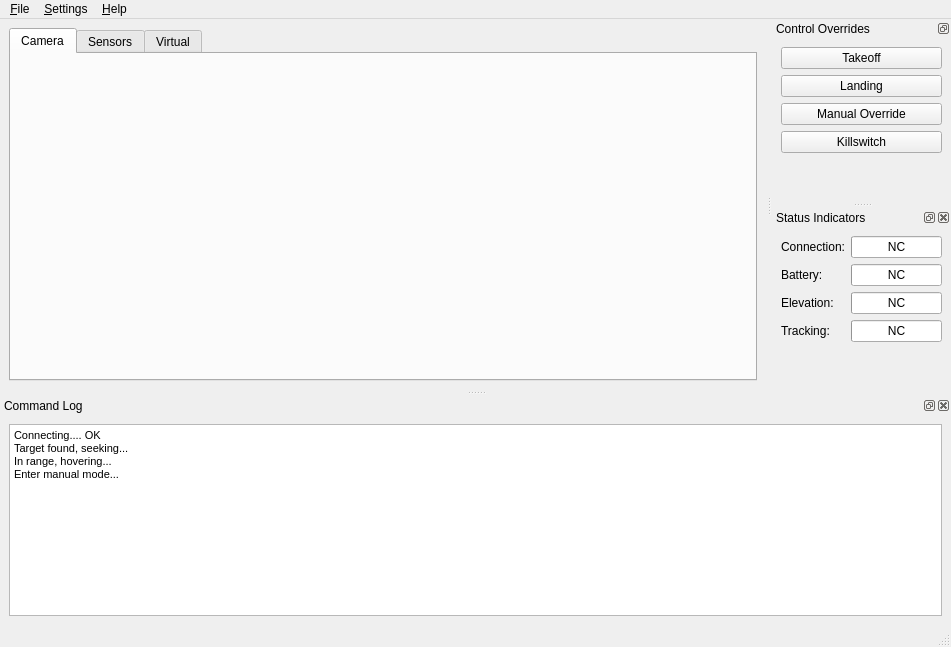
This is heliview/src/ApplicationFrame.ui in gcsmith/ktgt-uav-desktop as Qt 5 draws it before an edit. The edited form follows.
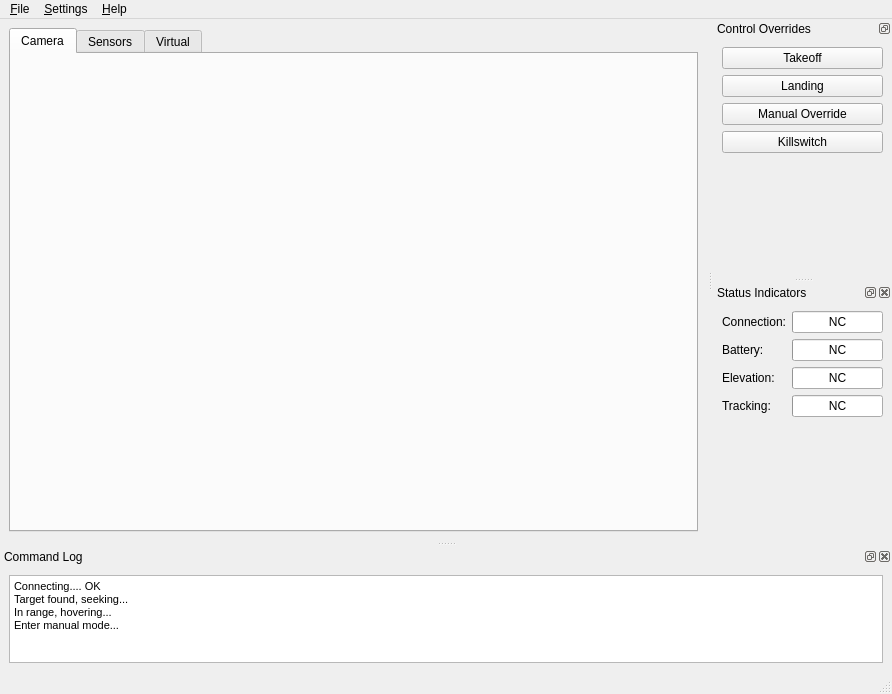
This is the edited form. Icons and pictures are not drawn.

The edit to the form file:
```diff
--- a/heliview/src/ApplicationFrame.ui
+++ b/heliview/src/ApplicationFrame.ui
@@ -6,8 +6,8 @@
    <rect>
     <x>0</x>
     <y>0</y>
-    <width>951</width>
-    <height>647</height>
+    <width>892</width>
+    <height>694</height>
    </rect>
   </property>
   <property name="windowTitle">
@@ -206,7 +206,7 @@
     <rect>
      <x>0</x>
      <y>0</y>
-     <width>951</width>
+     <width>892</width>
      <height>25</height>
     </rect>
    </property>
@@ -445,6 +445,18 @@
    </widget>
   </widget>
   <widget class="QDockWidget" name="dockWidget_5">
+   <property name="sizePolicy">
+    <sizepolicy hsizetype="Expanding" vsizetype="Expanding">
+     <horstretch>0</horstretch>
+     <verstretch>0</verstretch>
+    </sizepolicy>
+   </property>
+   <property name="minimumSize">
+    <size>
+     <width>274</width>
+     <height>125</height>
+    </size>
+   </property>
    <property name="windowTitle">
     <string>Command Log</string>
    </property>
@@ -452,9 +464,27 @@
     <number>8</number>
    </attribute>
    <widget class="QWidget" name="dockWidgetContents_6">
+    <property name="sizePolicy">
+     <sizepolicy hsizetype="Expanding" vsizetype="Ignored">
+      <horstretch>0</horstretch>
+      <verstretch>0</verstretch>
+     </sizepolicy>
+    </property>
+    <property name="minimumSize">
+     <size>
+      <width>0</width>
+      <height>100</height>
+     </size>
+    </property>
     <layout class="QHBoxLayout" name="horizontalLayout_9">
      <item>
       <widget class="QTextEdit" name="txtCommandLog">
+       <property name="sizePolicy">
+        <sizepolicy hsizetype="Expanding" vsizetype="Expanding">
+         <horstretch>0</horstretch>
+         <verstretch>0</verstretch>
+        </sizepolicy>
+       </property>
        <property name="html">
         <string>&lt;!DOCTYPE HTML PUBLIC &quot;-//W3C//DTD HTML 4.0//EN&quot; &quot;http://www.w3.org/TR/REC-html40/strict.dtd&quot;&gt;
 &lt;html&gt;&lt;head&gt;&lt;meta name=&quot;qrichtext&quot; content=&quot;1&quot; /&gt;&lt;style type=&quot;text/css&quot;&gt;
```
